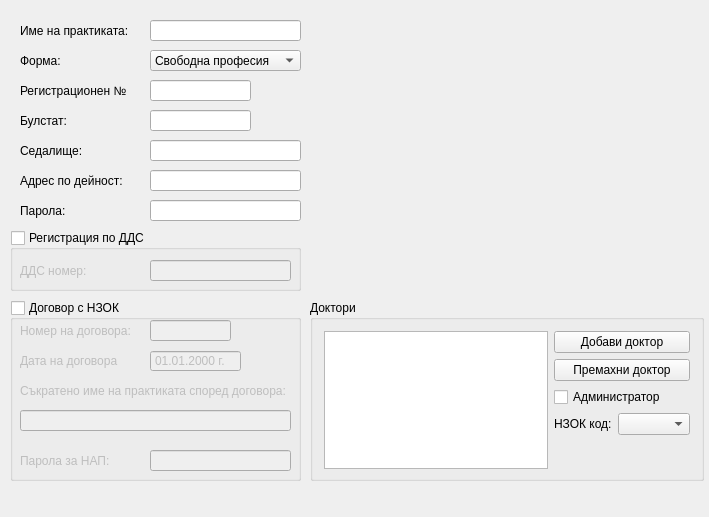
The window that src/View/Widgets/PracticeSettings.ui (thefinalcutbg/DinoDent) describes before a commit, drawn with Qt 5.
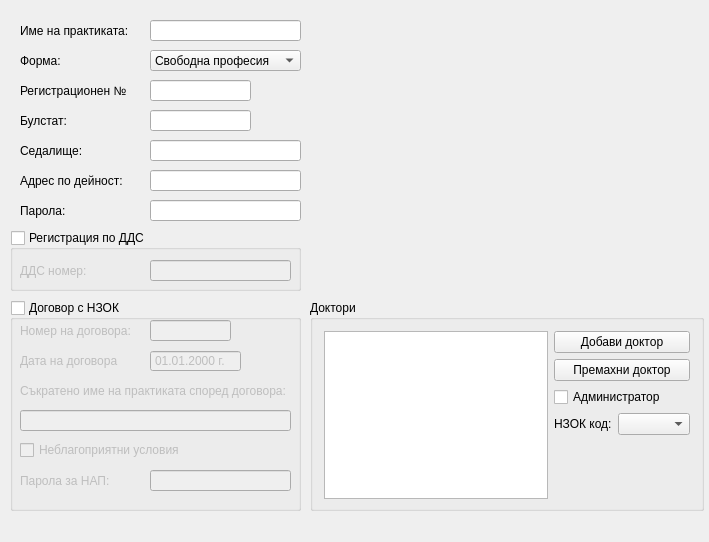
The same window after the commit. Custom widgets are drawn as their Qt base class.

Patch:
```diff
--- a/src/View/Widgets/PracticeSettings.ui
+++ b/src/View/Widgets/PracticeSettings.ui
@@ -7,7 +7,7 @@
     <x>0</x>
     <y>0</y>
     <width>709</width>
-    <height>517</height>
+    <height>542</height>
    </rect>
   </property>
   <property name="windowTitle">
@@ -207,7 +207,7 @@
      <x>10</x>
      <y>300</y>
      <width>291</width>
-     <height>181</height>
+     <height>211</height>
     </rect>
    </property>
    <property name="title">
@@ -331,7 +331,7 @@
     <property name="geometry">
      <rect>
       <x>10</x>
-      <y>150</y>
+      <y>170</y>
       <width>101</width>
       <height>21</height>
      </rect>
@@ -344,12 +344,25 @@
     <property name="geometry">
      <rect>
       <x>140</x>
-      <y>150</y>
+      <y>170</y>
       <width>141</width>
       <height>21</height>
      </rect>
     </property>
    </widget>
+   <widget class="QCheckBox" name="unfavCheck">
+    <property name="geometry">
+     <rect>
+      <x>10</x>
+      <y>140</y>
+      <width>231</width>
+      <height>20</height>
+     </rect>
+    </property>
+    <property name="text">
+     <string>Неблагоприятни условия</string>
+    </property>
+   </widget>
   </widget>
   <widget class="QGroupBox" name="vatGroup">
    <property name="geometry">
@@ -410,7 +423,7 @@
    <property name="geometry">
     <rect>
      <x>10</x>
-     <y>490</y>
+     <y>520</y>
      <width>391</width>
      <height>21</height>
     </rect>
@@ -469,7 +482,7 @@
      <x>310</x>
      <y>300</y>
      <width>394</width>
-     <height>181</height>
+     <height>211</height>
     </rect>
    </property>
    <property name="title">
```
